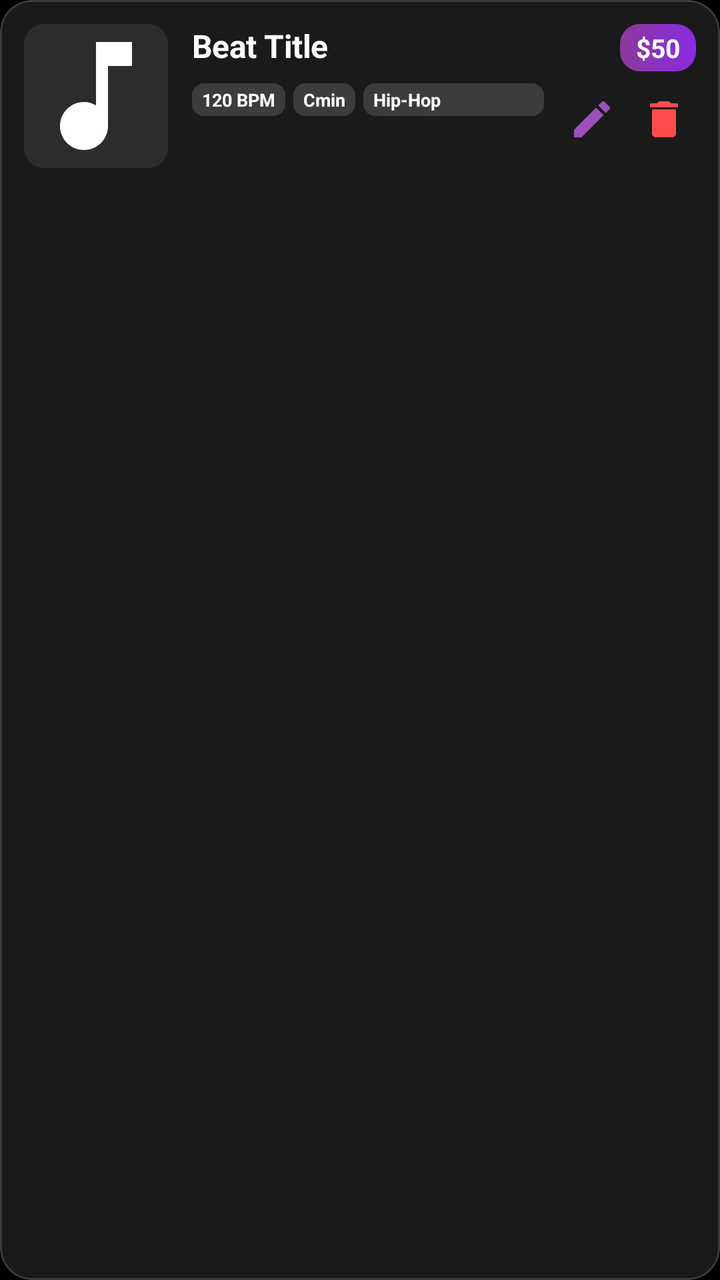
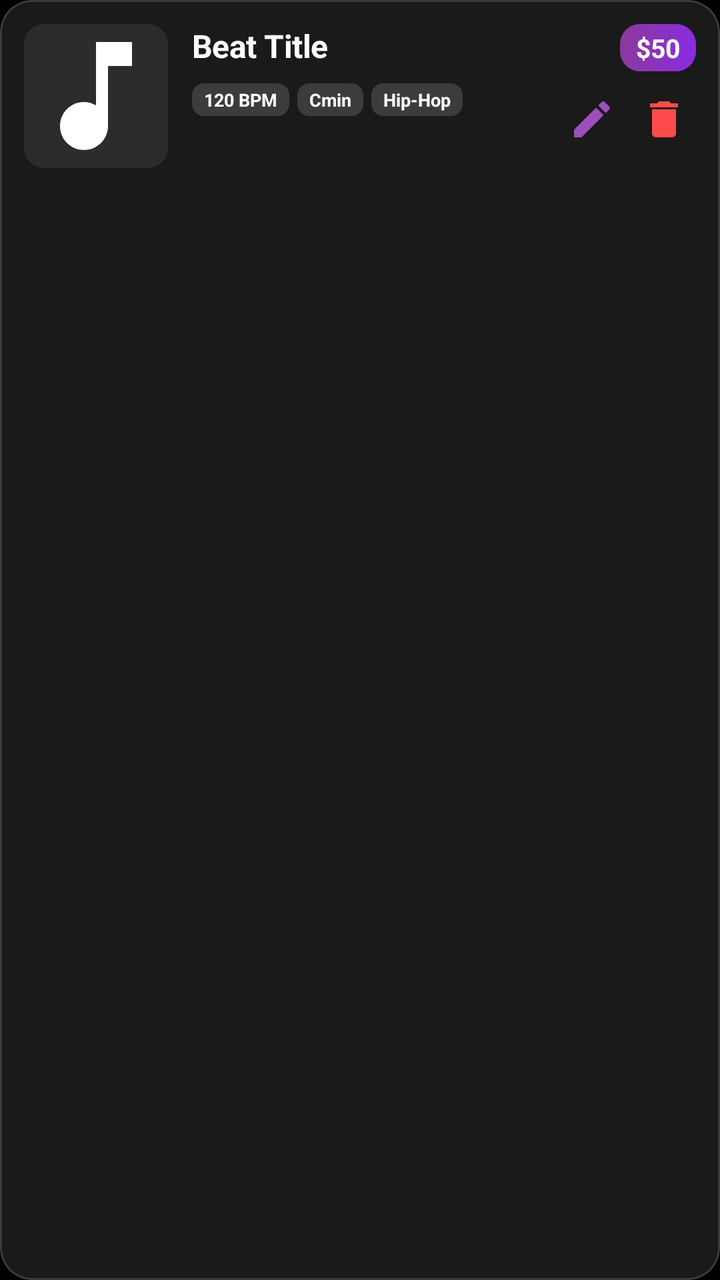

The first picture is an Android layout as it rendered before a commit; the second is the same layout after the commit. The layout source and the unified diff follow.
<!-- AndroidManifest.xml: application theme Theme.BeatHouse.Splash -->
<!-- res/layout/item_seller_beat.xml -->
<?xml version="1.0" encoding="utf-8"?>
<com.google.android.material.card.MaterialCardView
    xmlns:android="http://schemas.android.com/apk/res/android"
    xmlns:app="http://schemas.android.com/apk/res-auto"
    android:layout_width="match_parent"
    android:layout_height="wrap_content"
    android:layout_marginHorizontal="12dp"
    android:layout_marginVertical="6dp"
    app:cardCornerRadius="16dp"
    app:cardElevation="2dp"
    app:cardBackgroundColor="#1AFFFFFF"
    app:strokeColor="#26FFFFFF"
    app:strokeWidth="1dp"
    android:stateListAnimator="@null">

    <LinearLayout
        android:layout_width="match_parent"
        android:layout_height="wrap_content"
        android:orientation="horizontal"
        android:padding="12dp"
        android:gravity="top">

        
        <com.google.android.material.card.MaterialCardView
            android:layout_width="72dp"
            android:layout_height="72dp"
            app:cardCornerRadius="10dp"
            app:cardElevation="0dp"
            app:strokeWidth="0dp">
            <ImageView
                android:id="@+id/ivBeatCover"
                android:layout_width="match_parent"
                android:layout_height="match_parent"
                android:scaleType="centerCrop"
                android:src="@drawable/ic_music_note"
                android:background="#2C2C2C" />
        </com.google.android.material.card.MaterialCardView>

        <LinearLayout
            android:layout_width="0dp"
            android:layout_height="wrap_content"
            android:layout_weight="1"
            android:orientation="vertical"
            android:layout_marginStart="12dp">

            <TextView
                android:id="@+id/tvBeatTitle"
                android:layout_width="match_parent"
                android:layout_height="wrap_content"
                android:text="Beat Title"
                android:textColor="#FFFFFF"
                android:textSize="16sp"
                android:textStyle="bold"
                android:letterSpacing="-0.01"
                android:maxLines="2"
                android:ellipsize="end" />

            <LinearLayout
                android:layout_width="match_parent"
                android:layout_height="wrap_content"
                android:layout_marginTop="8dp"
                android:orientation="horizontal">

                <TextView
                    android:id="@+id/tvBeatBpm"
                    android:layout_width="wrap_content"
                    android:layout_height="wrap_content"
                    android:text="120 BPM"
                    android:textSize="9sp"
                    android:textStyle="bold"
                    android:textColor="#FFFFFF"
                    android:paddingHorizontal="5dp"
                    android:paddingVertical="2dp"
                    android:background="@drawable/tag_background"
                    android:maxLines="1" />

                <TextView
                    android:id="@+id/tvBeatKey"
                    android:layout_width="wrap_content"
                    android:layout_height="wrap_content"
                    android:layout_marginStart="4dp"
                    android:text="Cmin"
                    android:textSize="9sp"
                    android:textStyle="bold"
                    android:textColor="#FFFFFF"
                    android:paddingHorizontal="5dp"
                    android:paddingVertical="2dp"
                    android:background="@drawable/tag_background"
                    android:maxLines="1" />

                <TextView
                    android:id="@+id/tvBeatGenre"
                    android:layout_width="0dp"
                    android:layout_height="wrap_content"
                    android:layout_weight="1"
                    android:layout_marginStart="4dp"
                    android:text="Hip-Hop"
                    android:textSize="9sp"
                    android:textStyle="bold"
                    android:textColor="#FFFFFF"
                    android:paddingHorizontal="5dp"
                    android:paddingVertical="2dp"
                    android:background="@drawable/tag_background"
                    android:maxLines="1"
                    android:ellipsize="end" />
            </LinearLayout>

        </LinearLayout>

        
        <LinearLayout
            android:layout_width="wrap_content"
            android:layout_height="wrap_content"
            android:orientation="vertical"
            android:gravity="end"
            android:layout_marginStart="8dp">

            <TextView
                android:id="@+id/tvBeatPrice"
                android:layout_width="wrap_content"
                android:layout_height="wrap_content"
                android:text="$50"
                android:textSize="13sp"
                android:textStyle="bold"
                android:paddingHorizontal="8dp"
                android:paddingVertical="3dp"
                android:background="@drawable/price_background"
                android:textColor="#FFFFFF" />

            <LinearLayout
                android:layout_width="wrap_content"
                android:layout_height="wrap_content"
                android:layout_marginTop="8dp"
                android:orientation="horizontal"
                android:gravity="center">

                <ImageButton
                    android:id="@+id/btnEditBeat"
                    android:layout_width="32dp"
                    android:layout_height="32dp"
                    android:src="@drawable/ic_edit"
                    android:background="?attr/selectableItemBackgroundBorderless"
                    android:contentDescription="Edit"
                    app:tint="@color/primary" />

                <ImageButton
                    android:id="@+id/btnDeleteBeat"
                    android:layout_width="32dp"
                    android:layout_height="32dp"
                    android:layout_marginStart="4dp"
                    android:src="@drawable/ic_delete"
                    android:background="?attr/selectableItemBackgroundBorderless"
                    android:contentDescription="Delete"
                    app:tint="#FF4B4B" />

            </LinearLayout>

        </LinearLayout>

    </LinearLayout>

</com.google.android.material.card.MaterialCardView>
<!-- resources referenced by this layout -->
<resources>
  <color name="primary">#9D50BB</color>
  <!-- drawable ic_delete (drawable) -->
  <?xml version="1.0" encoding="utf-8"?>
  <vector xmlns:android="http://schemas.android.com/apk/res/android"
      android:width="24dp"
      android:height="24dp"
      android:viewportWidth="24"
      android:viewportHeight="24">
      <path
          android:fillColor="#F44336"
          android:pathData="M6,19c0,1.1 0.9,2 2,2h8c1.1,0 2,-0.9 2,-2V7H6v12zM19,4h-3.5l-1,-1h-5l-1,1H5v2h14V4z"/>
  </vector>
  <!-- drawable ic_edit (drawable) -->
  <vector xmlns:android="http://schemas.android.com/apk/res/android"
      android:width="24dp"
      android:height="24dp"
      android:viewportWidth="24"
      android:viewportHeight="24">
      <path
          android:fillColor="@android:color/white"
          android:pathData="M3,17.25V21h3.75L17.81,9.94l-3.75,-3.75L3,17.25zM20.71,7.04c0.39,-0.39 0.39,-1.02 0,-1.41l-2.34,-2.34c-0.39,-0.39 -1.02,-0.39 -1.41,0l-1.83,1.83 3.75,3.75 1.83,-1.83z"/>
  </vector>
  <!-- drawable ic_music_note (drawable) -->
  <vector xmlns:android="http://schemas.android.com/apk/res/android"
      android:width="24dp"
      android:height="24dp"
      android:viewportWidth="24"
      android:viewportHeight="24"
      android:tint="?attr/colorOnSurface">
      <path
          android:fillColor="@android:color/white"
          android:pathData="M12,3v10.55c-0.59,-0.34 -1.27,-0.55 -2,-0.55 -2.21,0 -4,1.79 -4,4s1.79,4 4,4 4,-1.79 4,-4V7h4V3h-6z"/>
  </vector>
  <!-- drawable price_background (drawable) -->
  <?xml version="1.0" encoding="utf-8"?>
  <shape xmlns:android="http://schemas.android.com/apk/res/android">
      <corners android:radius="10dp" />
      <gradient
          android:startColor="#8B3A9C"
          android:endColor="#8A2BE2"
          android:angle="0" />
  </shape>
  <!-- drawable tag_background (drawable) -->
  <shape xmlns:android="http://schemas.android.com/apk/res/android">
      <corners android:radius="6dp" />
      <solid android:color="#26FFFFFF" />
  </shape>
  <style name="Theme.BeatHouse.Splash" parent="Theme.BeatHouse">
          <item name="android:windowBackground">@color/background</item>
      </style>
  <color name="background">#000000</color>
  <color name="primary_container">#2E1045</color>
  <color name="on_primary">#FFFFFF</color>
  <color name="secondary">#8E8E93</color>
  <color name="secondary_container">#151517</color>
  <color name="on_secondary">#FFFFFF</color>
  <color name="error">#FF453A</color>
  <color name="error_container">#330000</color>
  <color name="surface">#000000</color>
  <color name="surface_variant">#000000</color>
  <color name="on_surface">#FFFFFF</color>
  <color name="on_surface_variant">#A0A0A0</color>
  <color name="outline">#1C1C1E</color>
  <style name="Widget.BeatHouse.Card" parent="Widget.Material3.CardView.Elevated">
          <item name="cardCornerRadius">18dp</item>
          <item name="cardElevation">0dp</item>
          <item name="strokeColor">@color/outline</item>
          <item name="strokeWidth">1dp</item>
          <item name="cardBackgroundColor">@color/surface_container</item>
      </style>
  <style name="Widget.BeatHouse.AppBarLayout" parent="Widget.Material3.AppBarLayout">
          <item name="android:background">@color/surface</item>
          <item name="backgroundTint">@color/surface</item>
      </style>
  <style name="Widget.BeatHouse.Chip" parent="Widget.Material3.Chip.Filter">
          <item name="chipCornerRadius">12dp</item>
          <item name="chipStrokeColor">@color/outline</item>
          <item name="chipStrokeWidth">1dp</item>
          <item name="android:textColor">@color/on_surface_variant</item>
          <item name="chipBackgroundColor">@color/surface_container</item>
          <item name="checkedIconTint">@color/primary</item>
          <item name="android:textSize">14sp</item>
      </style>
  <color name="surface_container">#0A0A0A</color>
  <!-- unchanged entries left out for length: 4 -->
</resources>

<!-- the commit's change to res/layout/item_seller_beat.xml (unified diff, before → after) -->
@@ -69,7 +69,7 @@
                     android:textSize="9sp"
                     android:textStyle="bold"
                     android:textColor="#FFFFFF"
-                    android:paddingHorizontal="5dp"
+                    android:paddingHorizontal="6dp"
                     android:paddingVertical="2dp"
                     android:background="@drawable/tag_background"
                     android:maxLines="1" />
@@ -83,22 +83,21 @@
                     android:textSize="9sp"
                     android:textStyle="bold"
                     android:textColor="#FFFFFF"
-                    android:paddingHorizontal="5dp"
+                    android:paddingHorizontal="6dp"
                     android:paddingVertical="2dp"
                     android:background="@drawable/tag_background"
                     android:maxLines="1" />
 
                 <TextView
                     android:id="@+id/tvBeatGenre"
-                    android:layout_width="0dp"
+                    android:layout_width="wrap_content"
                     android:layout_height="wrap_content"
-                    android:layout_weight="1"
                     android:layout_marginStart="4dp"
                     android:text="Hip-Hop"
                     android:textSize="9sp"
                     android:textStyle="bold"
                     android:textColor="#FFFFFF"
-                    android:paddingHorizontal="5dp"
+                    android:paddingHorizontal="6dp"
                     android:paddingVertical="2dp"
                     android:background="@drawable/tag_background"
                     android:maxLines="1"
